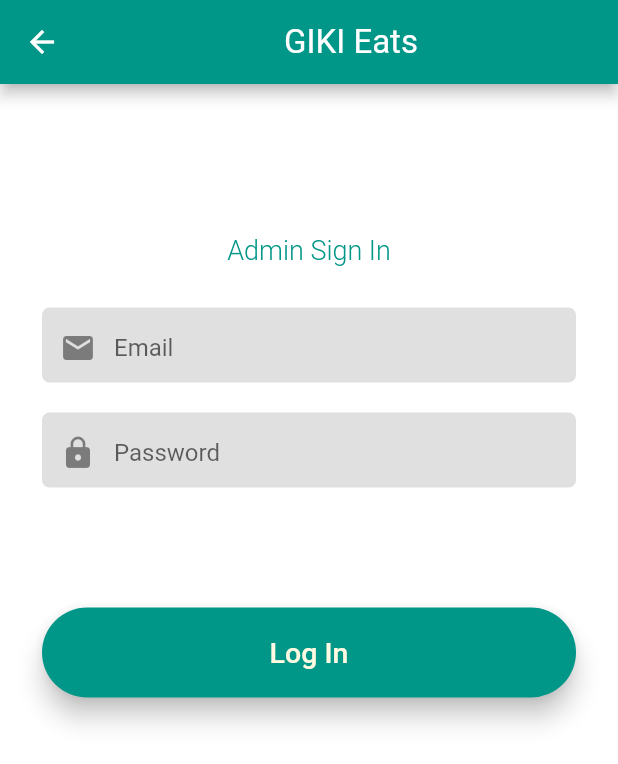
After one commit to 44mkashif/gikiEats, a Flutter app: the AdminSignIn screen opened by its route, on a phone screen of 412 x 824 dp. The commit adds this screen. Shown: the top 764 px of the screen. Run offline on Flutter 3.47's test engine with Material 2 defaults, Android fonts, the phone set to English and light mode, and no system bars; our stand-ins replace cloud_firestore, firebase_auth, flutter_spinkit; accounts and stored records are empty.

Commit message:
restLoginPage added

```diff
--- a/lib/route_generator.dart
+++ b/lib/route_generator.dart
@@ -1,6 +1,7 @@
 import 'package:flutter/material.dart';
 import 'package:giki_eats/screens/home.dart';
 import 'package:giki_eats/screens/login.dart';
+import 'package:giki_eats/screens/restLogin.dart';
 import 'package:giki_eats/screens/signup.dart';
 import 'package:giki_eats/screens/welcome.dart';
 import 'package:giki_eats/screens/wrapper.dart';
@@ -35,6 +36,9 @@
 
       case '/signup':
         return MaterialPageRoute(builder: (_) => SignUp());
+
+      case '/restLogin':
+        return MaterialPageRoute(builder: (_) => AdminSignIn());
 
       default:
         // If there is no such named route in the switch statement, e.g. /third
--- /dev/null
+++ b/lib/screens/restLogin.dart
@@ -0,0 +1,113 @@
+import 'package:flutter/material.dart';
+import 'package:giki_eats/utils/config.dart';
+
+class AdminSignIn extends StatefulWidget {
+  @override
+  _AdminSignInState createState() => _AdminSignInState();
+}
+
+class _AdminSignInState extends State<AdminSignIn> {
+  @override
+  Widget build(BuildContext context) {
+    return Scaffold(
+        appBar: AppBar(
+          title: Center(
+            child: Text(
+              'GIKI Eats',
+              style: TextStyle(
+                fontSize: 22,
+                color: Colors.white,
+                fontWeight: FontWeight.w400,
+              ),
+            ),
+          ),
+          backgroundColor: teal,
+        ),
+        body: Container(
+            width: double.infinity,
+            color: white,
+            child: Column(
+              crossAxisAlignment: CrossAxisAlignment.center,
+              children: <Widget>[
+                Padding(
+                  padding: const EdgeInsets.fromLTRB(0,100,0,0),
+                  child: Text(
+                    'Admin Sign In',
+                    style: TextStyle(
+                      fontSize: 18,
+                      color: teal,
+                      fontWeight: FontWeight.w300,
+                    ),
+                  ),
+                ),
+                Expanded(
+                  child: Padding(
+                      padding: const EdgeInsets.all(28.0),
+                      child: ListView(
+                        children: <Widget>[
+                          Container(
+                            height: 50,
+                            padding: EdgeInsets.fromLTRB(0,4,0,0),
+                            decoration: BoxDecoration(
+                              color: Colors.grey.shade300,
+                              borderRadius: BorderRadius.circular(5),
+                            ),
+                            child: TextField(
+                              decoration: InputDecoration(
+                                prefixIcon: Icon(Icons.email),
+                                hintText: 'Email',
+                                border: InputBorder.none,
+
+                              ),
+                            ),
+                          ),
+                          SizedBox(
+                            height: 20,
+                          ),
+                          Container(
+                            height: 50,
+                            padding: EdgeInsets.fromLTRB(0,4,0,0),
+                            decoration: BoxDecoration(
+                              color: Colors.grey.shade300,
+                              borderRadius: BorderRadius.circular(5),
+                            ),
+                            child: TextField(
+                              obscureText: true,
+                              decoration: InputDecoration(
+                                prefixIcon: Icon(Icons.lock),
+                                hintText: 'Password',
+                                border: InputBorder.none,
+                              ),
+                            ),
+                          ),
+                          SizedBox(
+                            height: 80,
+                          ),
+                          Container(
+                              height: 60,
+                              width: double.infinity,
+                              child: RaisedButton(
+                                elevation: 7.0,
+                                color: teal,
+                                shape: RoundedRectangleBorder(
+                                  borderRadius: BorderRadius.circular(30),
+                                ),
+                                onPressed: () => debugPrint('pressed'),
+                                child: Text(
+                                  'Log In',
+                                  style: TextStyle(
+                                    fontSize: 19,
+                                    color: offwhite,
+                                    fontWeight: FontWeight.w500,
+                                  ),
+                                ),
+                              )
+                          ),
+                        ],
+                      )
+                  ),
+                ),
+              ],
+            )));
+  }
+}
--- a/lib/screens/welcome.dart
+++ b/lib/screens/welcome.dart
@@ -117,7 +117,7 @@
                   },
                   color: offwhite,
                   child: Text(
-                    "Login",
+                    "Student",
                     style: TextStyle(
                       color: teal,
                       fontSize: 20,
@@ -139,11 +139,11 @@
                   ),
                   elevation: 7.0,
                   onPressed: () {
-                    Navigator.of(context).pushNamed('/signup');
+                    Navigator.of(context).pushNamed('/restLogin');
                   },
                   color: teal,
                   child: Text(
-                    "Create Account",
+                    "Restaurant",
                     style: TextStyle(
                       color: offwhite,
                       fontSize: 20,
```
Also changed, not shown: lib/screens/foodvenues.dart (added, +379 -0 lines), pubspec.lock.
